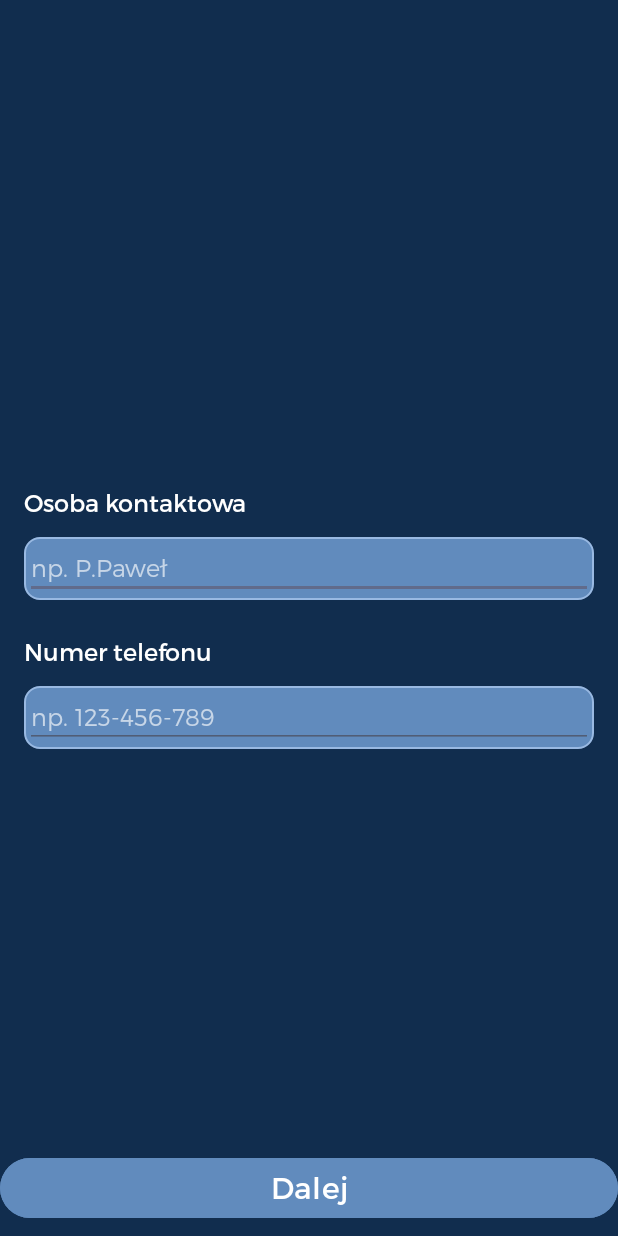
After one commit to tobtor/VoltVortex, an Android app: the AddProjectWindowStep3 screen opened directly, with no data from a screen before it, on a phone screen of 412 x 824 dp. The commit adds this screen. Run offline under Robolectric (Android 15) with nearby library versions, the phone set to English and light mode, and no system bars.

Commit message:
AddProjectWindowStep3 and change alpha to 0,65

```diff
--- a/app/src/main/AndroidManifest.xml
+++ b/app/src/main/AndroidManifest.xml
@@ -12,6 +12,9 @@
             android:supportsRtl="true"
             android:theme="@style/Theme.VoltVortex"
             tools:targetApi="31">
+        <activity
+                android:name=".AddProjectWindowStep3"
+                android:exported="false"/>
         <activity
                 android:name=".AddProjectWindowStep2"
                 android:exported="false"/>
--- /dev/null
+++ b/app/src/main/java/com/example/voltvortex/AddProjectWindowStep3.java
@@ -0,0 +1,13 @@
+package com.example.voltvortex;
+
+import androidx.appcompat.app.AppCompatActivity;
+import android.os.Bundle;
+
+public class AddProjectWindowStep3 extends AppCompatActivity {
+
+    @Override
+    protected void onCreate(Bundle savedInstanceState) {
+        super.onCreate(savedInstanceState);
+        setContentView(R.layout.activity_addproject_window_step3);
+    }
+}
--- a/app/src/main/res/layout/activity_addproject_window_step1.xml
+++ b/app/src/main/res/layout/activity_addproject_window_step1.xml
@@ -43,7 +43,8 @@
               android:id="@+id/editTextNazwaProjektu"
               android:textSize="16sp"
               android:textColor="@color/white"
-              android:fontFamily="@font/truenolight"/>
+              android:fontFamily="@font/truenolight"
+              android:alpha="0.65"/>
     </FrameLayout>
 
     <TextView
--- a/app/src/main/res/layout/activity_addproject_window_step2.xml
+++ b/app/src/main/res/layout/activity_addproject_window_step2.xml
@@ -43,7 +43,8 @@
               android:id="@+id/editTextMiasto"
               android:textSize="16sp"
               android:textColor="@color/white"
-              android:fontFamily="@font/truenolight"/>
+              android:fontFamily="@font/truenolight"
+              android:alpha="0.65"/>
     </FrameLayout>
 
     <TextView
@@ -70,7 +71,8 @@
               android:id="@+id/editTextKodPocztowy"
               android:textSize="16sp"
               android:textColor="@color/white"
-              android:fontFamily="@font/truenolight"/>
+              android:fontFamily="@font/truenolight"
+              android:alpha="0.65"/>
     </FrameLayout>
 
 
--- /dev/null
+++ b/app/src/main/res/layout/activity_addproject_window_step3.xml
@@ -0,0 +1,94 @@
+<?xml version="1.0" encoding="utf-8"?>
+<androidx.constraintlayout.widget.ConstraintLayout
+        xmlns:android="http://schemas.android.com/apk/res/android"
+        xmlns:tools="http://schemas.android.com/tools"
+        xmlns:app="http://schemas.android.com/apk/res-auto"
+        android:layout_width="match_parent"
+        android:layout_height="match_parent"
+        android:background="@color/backgroudColor"
+        tools:context=".AddProjectWindowStep3">
+
+    <LinearLayout
+            android:orientation="vertical"
+            android:layout_width="match_parent"
+            android:layout_height="wrap_content"
+            app:layout_constraintTop_toTopOf="parent"
+            app:layout_constraintBottom_toBottomOf="parent"
+            app:layout_constraintStart_toStartOf="parent"
+            android:layout_marginStart="16dp"
+            app:layout_constraintEnd_toEndOf="parent"
+            android:layout_marginEnd="16dp">
+
+        <TextView
+                android:text="Osoba kontaktowa"
+                android:textSize="16sp"
+                android:textColor="@color/white"
+                android:layout_width="wrap_content"
+                android:layout_height="wrap_content"
+                android:id="@+id/textOsobaKontaktowa"/>
+
+        <FrameLayout
+                android:layout_width="match_parent"
+                android:layout_height="match_parent"
+                android:background="@drawable/radius"
+                android:layout_marginTop="12dp">
+
+            <EditText
+                    android:layout_width="match_parent"
+                    android:layout_height="wrap_content"
+                    android:inputType="textLongMessage"
+                    tools:ignore="MissingConstraints"
+                    android:text="np. P.Paweł"
+                    android:id="@+id/editTextOsobaKontaktowa"
+                    android:textSize="16sp"
+                    android:textColor="@color/white"
+                    android:fontFamily="@font/truenolight"
+                    android:alpha="0.65"/>
+        </FrameLayout>
+
+        <TextView
+                android:text="Numer telefonu"
+                android:textSize="16sp"
+                android:textColor="@color/white"
+                android:layout_width="wrap_content"
+                android:layout_height="wrap_content"
+                android:id="@+id/textNumerTelefonu"
+                android:layout_marginTop="24dp"/>
+
+        <FrameLayout
+                android:layout_width="match_parent"
+                android:layout_height="match_parent"
+                android:background="@drawable/radius"
+                android:layout_marginTop="12dp">
+
+            <EditText
+                    android:layout_width="match_parent"
+                    android:layout_height="wrap_content"
+                    android:inputType="textLongMessage"
+                    tools:ignore="MissingConstraints"
+                    android:text="np. 123-456-789"
+                    android:id="@+id/editTextNumerTelefonu"
+                    android:textSize="16sp"
+                    android:textColor="@color/white"
+                    android:fontFamily="@font/truenolight"
+                    android:alpha="0.65"/>
+        </FrameLayout>
+
+
+    </LinearLayout>
+    <LinearLayout
+            android:orientation="horizontal"
+            android:layout_width="match_parent"
+            android:layout_height="wrap_content" app:layout_constraintBottom_toBottomOf="parent">
+        <Button
+                android:text="Dalej"
+                android:layout_width="wrap_content"
+                android:layout_height="wrap_content"
+                android:backgroundTint="@color/buttonNormalColor"
+                android:id="@+id/buttonZatwierdzProjekt"
+                android:layout_weight="1"
+                android:textSize="20sp"
+                android:layout_marginBottom="8dp"/>
+    </LinearLayout>
+
+</androidx.constraintlayout.widget.ConstraintLayout>
```
